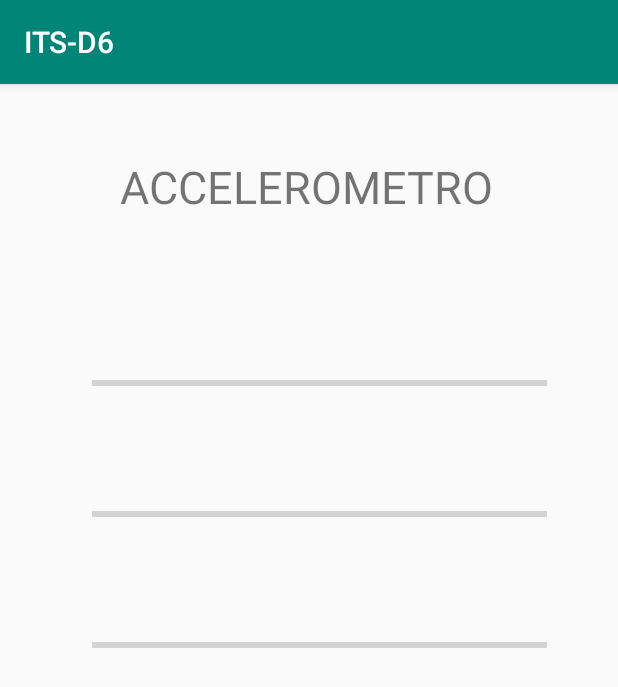
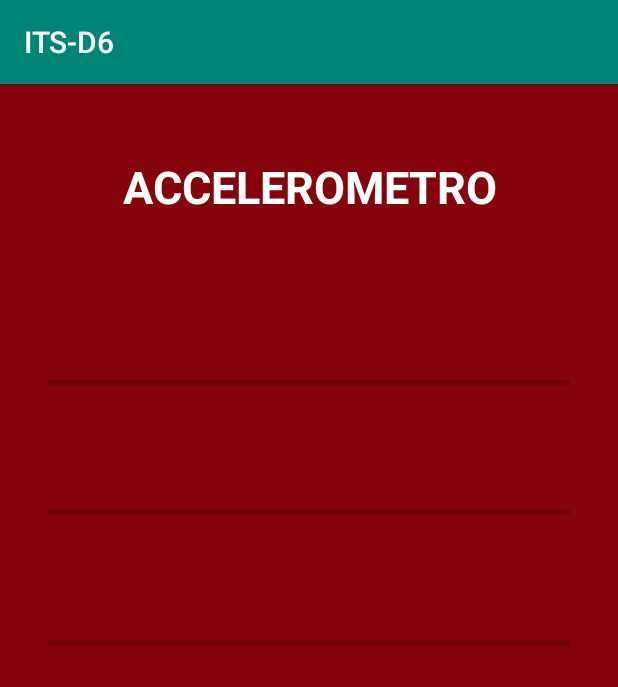
Before and after one commit to erikasoncin/Accelerometro, an Android app: the Acc2 screen opened directly, with no data from a screen before it, on a phone screen of 412 x 824 dp. Shown: the top 687 px of the screen. Run offline under Robolectric (Android 15) with nearby library versions, the phone set to English and light mode, and no system bars.

Commit message:
Change color

```diff
--- a/app/src/main/java/com/example/its_d6/AccelerometerActivity.java
+++ b/app/src/main/java/com/example/its_d6/AccelerometerActivity.java
@@ -43,7 +43,7 @@ public class AccelerometerActivity extends AppCompatActivity {
                 int z = Math.abs(Math.round(event.values[2]*500)+5000);
                 barZ.setProgress(z);
 
-                Log.i("ACC-IN ", x+"\t"+y+"\t"+z);
+                Log.i("ACC-INT", x+"\t"+y+"\t"+z);
             }
 
             @Override
--- a/app/src/main/res/layout/activity_acc2.xml
+++ b/app/src/main/res/layout/activity_acc2.xml
@@ -4,17 +4,22 @@
     xmlns:tools="http://schemas.android.com/tools"
     android:layout_width="match_parent"
     android:layout_height="match_parent"
+    android:background="@color/BackgroundColor2"
     tools:context=".Acc2">
 
     <TextView
         android:id="@+id/textView2"
-        android:layout_width="278dp"
+        android:layout_width="0dp"
         android:layout_height="85dp"
-        android:layout_marginStart="80dp"
+        android:layout_marginStart="32dp"
         android:layout_marginTop="48dp"
-        android:layout_marginEnd="53dp"
+        android:layout_marginEnd="32dp"
         android:text="ACCELEROMETRO"
+        android:textAlignment="center"
+        android:textAllCaps="true"
+        android:textColor="@color/FontColor"
         android:textSize="30sp"
+        android:textStyle="bold"
         app:layout_constraintEnd_toEndOf="parent"
         app:layout_constraintHorizontal_bias="0.0"
         app:layout_constraintStart_toStartOf="parent"
@@ -23,12 +28,13 @@
     <ProgressBar
         android:id="@+id/BarX"
         style="?android:attr/progressBarStyleHorizontal"
-        android:layout_width="303dp"
+        android:layout_width="0dp"
         android:layout_height="58dp"
-        android:layout_marginStart="61dp"
+        android:layout_marginStart="32dp"
         android:layout_marginTop="37dp"
-        android:layout_marginEnd="47dp"
+        android:layout_marginEnd="32dp"
         android:max="10000"
+        android:progressTint="@color/riga1"
         app:layout_constraintEnd_toEndOf="parent"
         app:layout_constraintStart_toStartOf="parent"
         app:layout_constraintTop_toBottomOf="@+id/textView2" />
@@ -36,28 +42,30 @@
     <ProgressBar
         android:id="@+id/BarY"
         style="?android:attr/progressBarStyleHorizontal"
-        android:layout_width="303dp"
+        android:layout_width="0dp"
         android:layout_height="58dp"
-        android:layout_marginStart="61dp"
-        android:layout_marginTop="29dp"
-        android:layout_marginEnd="47dp"
+        android:layout_marginStart="32dp"
+        android:layout_marginTop="28dp"
+        android:layout_marginEnd="32dp"
         android:max="10000"
+        android:progressTint="@color/FontColor"
         app:layout_constraintEnd_toEndOf="parent"
-        app:layout_constraintHorizontal_bias="0.0"
+        app:layout_constraintHorizontal_bias="0.468"
         app:layout_constraintStart_toStartOf="parent"
         app:layout_constraintTop_toBottomOf="@+id/BarX" />
 
     <ProgressBar
         android:id="@+id/BarZ"
         style="?android:attr/progressBarStyleHorizontal"
-        android:layout_width="303dp"
-        android:layout_height="58dp"
-        android:layout_marginStart="61dp"
-        android:layout_marginTop="29dp"
-        android:layout_marginEnd="47dp"
+        android:layout_width="0dp"
+        android:layout_height="52dp"
+        android:layout_marginStart="32dp"
+        android:layout_marginTop="32dp"
+        android:layout_marginEnd="32dp"
         android:max="10000"
+        android:progressTint="@color/colorPrimary"
         app:layout_constraintEnd_toEndOf="parent"
-        app:layout_constraintHorizontal_bias="0.0"
+        app:layout_constraintHorizontal_bias="0.536"
         app:layout_constraintStart_toStartOf="parent"
         app:layout_constraintTop_toBottomOf="@+id/BarY" />
 
--- a/app/src/main/res/values/colors.xml
+++ b/app/src/main/res/values/colors.xml
@@ -3,4 +3,8 @@
     <color name="colorPrimary">#008577</color>
     <color name="colorPrimaryDark">#00574B</color>
     <color name="colorAccent">#D81B60</color>
+    <color name="BackgroundColor">#61D35F</color>
+    <color name="FontColor">#FFFFFF</color>
+    <color name="BackgroundColor2">#85030A</color>
+    <color name="riga1">#56B3EC</color>
 </resources>
```
Also changed, not shown: app/src/main/java/com/example/its_d6/GpsActivity.java (+6 -4 lines), app/src/main/res/layout/activity_main.xml (+13 -9 lines).
